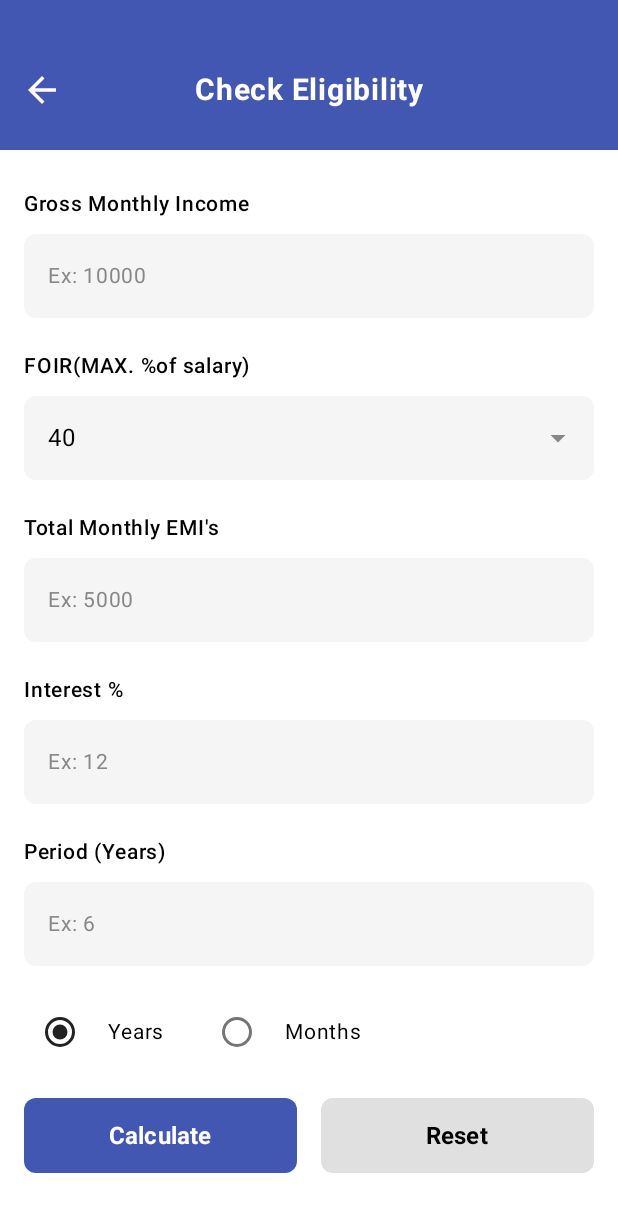
After one commit to sudaniDhruvin/AIOCalculator, an Android app built with Jetpack Compose: the composable CheckEligibilityScreen shown on its own in the app's theme, on a phone screen of 412 x 824 dp. The commit adds this screen. Shown: the top 1212 px of the screen. Run offline under Robolectric (Android 15) with nearby library versions, the phone set to English and light mode, and no system bars.

Commit message:
Add CheckEligibilityScreen and integrate into NavigationGraph for navigation

```diff
--- /dev/null
+++ b/app/src/main/java/com/example/aiocalculator/ui/loan/CheckEligibilityScreen.kt
@@ -0,0 +1,533 @@
+package com.example.aiocalculator.ui.loan
+
+import androidx.compose.animation.*
+import androidx.compose.animation.core.tween
+import androidx.compose.foundation.background
+import androidx.compose.foundation.clickable
+import androidx.compose.foundation.layout.*
+import androidx.compose.foundation.rememberScrollState
+import androidx.compose.foundation.shape.RoundedCornerShape
+import androidx.compose.foundation.verticalScroll
+import androidx.compose.material.icons.Icons
+import androidx.compose.material.icons.filled.ArrowBack
+import androidx.compose.material.icons.filled.ArrowDropDown
+import androidx.compose.material3.*
+import androidx.compose.runtime.*
+import androidx.compose.runtime.saveable.rememberSaveable
+import androidx.compose.ui.Alignment
+import androidx.compose.ui.Modifier
+import androidx.compose.ui.graphics.Color
+import androidx.compose.ui.text.font.FontWeight
+import androidx.compose.ui.text.style.TextAlign
+import androidx.compose.ui.unit.dp
+import androidx.compose.ui.unit.sp
+import kotlin.math.pow
+
+data class EligibilityResult(
+    val eligibleEMI: Double,
+    val eligibleLoanAmount: Double
+)
+
+enum class EligibilityPeriodType {
+    YEARS,
+    MONTHS
+}
+
+@Composable
+fun CheckEligibilityScreen(
+    onBackClick: () -> Unit
+) {
+    // State variables
+    var grossMonthlyIncome by rememberSaveable { mutableStateOf("") }
+    var foirPercent by rememberSaveable { mutableStateOf("40") }
+    var totalMonthlyEMIs by rememberSaveable { mutableStateOf("") }
+    var interestRate by rememberSaveable { mutableStateOf("") }
+    var period by rememberSaveable { mutableStateOf("") }
+    var periodTypeString by rememberSaveable { mutableStateOf(EligibilityPeriodType.YEARS.name) }
+    val periodType = remember(periodTypeString) {
+        EligibilityPeriodType.valueOf(periodTypeString)
+    }
+    var showResults by rememberSaveable { mutableStateOf(false) }
+    var eligibilityResult by rememberSaveable { mutableStateOf<EligibilityResult?>(null) }
+
+    Column(
+        modifier = Modifier
+            .fillMaxSize()
+            .background(Color.White)
+    ) {
+        // Header
+        CheckEligibilityHeader(onBackClick = onBackClick)
+
+        // Form Content
+        Column(
+            modifier = Modifier
+                .fillMaxSize()
+                .verticalScroll(rememberScrollState())
+                .padding(horizontal = 16.dp, vertical = 24.dp),
+            verticalArrangement = Arrangement.spacedBy(20.dp)
+        ) {
+            // Gross Monthly Income Input
+            EligibilityInputField(
+                label = "Gross Monthly Income",
+                placeholder = "Ex: 10000",
+                value = grossMonthlyIncome,
+                onValueChange = { grossMonthlyIncome = it }
+            )
+
+            // FOIR Dropdown
+            EligibilityFOIRDropdown(
+                label = "FOIR(MAX. %of salary)",
+                value = foirPercent,
+                onValueChange = { foirPercent = it }
+            )
+
+            // Total Monthly EMI's Input
+            EligibilityInputField(
+                label = "Total Monthly EMI's",
+                placeholder = "Ex: 5000",
+                value = totalMonthlyEMIs,
+                onValueChange = { totalMonthlyEMIs = it }
+            )
+
+            // Interest % Input
+            EligibilityInputField(
+                label = "Interest %",
+                placeholder = "Ex: 12",
+                value = interestRate,
+                onValueChange = { interestRate = it }
+            )
+
+            // Period Input
+            EligibilityInputField(
+                label = "Period (Years)",
+                placeholder = "Ex: 6",
+                value = period,
+                onValueChange = { period = it }
+            )
+
+            // Period Type Radio Buttons
+            Row(
+                modifier = Modifier.fillMaxWidth(),
+                horizontalArrangement = Arrangement.spacedBy(24.dp)
+            ) {
+                EligibilityPeriodTypeRadioButton(
+                    label = "Years",
+                    selected = periodType == EligibilityPeriodType.YEARS,
+                    onClick = { periodTypeString = EligibilityPeriodType.YEARS.name }
+                )
+                EligibilityPeriodTypeRadioButton(
+                    label = "Months",
+                    selected = periodType == EligibilityPeriodType.MONTHS,
+                    onClick = { periodTypeString = EligibilityPeriodType.MONTHS.name }
+                )
+            }
+
+            // Action Buttons
+            Row(
+                modifier = Modifier
+                    .fillMaxWidth()
+                    .padding(bottom = 16.dp),
+                horizontalArrangement = Arrangement.spacedBy(16.dp)
+            ) {
+                // Calculate Button
+                Button(
+                    onClick = {
+                        val result = calculateEligibility(
+                            grossMonthlyIncome,
+                            foirPercent,
+                            totalMonthlyEMIs,
+                            interestRate,
+                            period,
+                            periodType
+                        )
+                        if (result != null) {
+                            eligibilityResult = result
+                            showResults = true
+                        }
+                    },
+                    modifier = Modifier
+                        .weight(1f)
+                        .height(50.dp),
+                    colors = ButtonDefaults.buttonColors(
+                        containerColor = Color(0xFF4257B2)
+                    ),
+                    shape = RoundedCornerShape(8.dp)
+                ) {
+                    Text(
+                        text = "Calculate",
+                        fontSize = 16.sp,
+                        fontWeight = FontWeight.Bold,
+                        color = Color.White
+                    )
+                }
+
+                // Reset Button
+                Button(
+                    onClick = {
+                        grossMonthlyIncome = ""
+                        foirPercent = "40"
+                        totalMonthlyEMIs = ""
+                        interestRate = ""
+                        period = ""
+                        periodTypeString = EligibilityPeriodType.YEARS.name
+                        showResults = false
+                        eligibilityResult = null
+                    },
+                    modifier = Modifier
+                        .weight(1f)
+                        .height(50.dp),
+                    colors = ButtonDefaults.buttonColors(
+                        containerColor = Color(0xFFE0E0E0)
+                    ),
+                    shape = RoundedCornerShape(8.dp)
+                ) {
+                    Text(
+                        text = "Reset",
+                        fontSize = 16.sp,
+                        fontWeight = FontWeight.Bold,
+                        color = Color.Black
+                    )
+                }
+            }
+
+            // Results Section
+            AnimatedVisibility(
+                visible = showResults && eligibilityResult != null,
+                enter = expandVertically(
+                    animationSpec = tween(300),
+                    expandFrom = Alignment.Top
+                ) + fadeIn(
+                    animationSpec = tween(300)
+                ),
+                exit = shrinkVertically(
+                    animationSpec = tween(300),
+                    shrinkTowards = Alignment.Top
+                ) + fadeOut(
+                    animationSpec = tween(300)
+                )
+            ) {
+                eligibilityResult?.let { result ->
+                    Card(
+                        modifier = Modifier.fillMaxWidth(),
+                        shape = RoundedCornerShape(12.dp),
+                        colors = CardDefaults.cardColors(
+                            containerColor = Color(0xFFF7F7F7)
+                        ),
+                        elevation = CardDefaults.cardElevation(defaultElevation = 2.dp)
+                    ) {
+                        Column(
+                            modifier = Modifier
+                                .fillMaxWidth()
+                                .padding(20.dp),
+                            verticalArrangement = Arrangement.spacedBy(16.dp)
+                        ) {
+                            // Eligible EMI
+                            EligibilityResultRow(
+                                "Eligible EMI",
+                                formatCurrencyWithDecimal(result.eligibleEMI)
+                            )
+
+                            // Eligible Loan Amount
+                            EligibilityResultRow(
+                                "Eligible Loan Amount",
+                                formatCurrencyWithDecimal(result.eligibleLoanAmount)
+                            )
+                        }
+                    }
+                }
+            }
+        }
+    }
+}
+
+@Composable
+fun CheckEligibilityHeader(onBackClick: () -> Unit) {
+    Box(
+        modifier = Modifier
+            .fillMaxWidth()
+            .height(100.dp)
+            .background(Color(0xFF4257B2))
+    ) {
+        IconButton(
+            onClick = onBackClick,
+            modifier = Modifier
+                .size(48.dp)
+                .align(Alignment.CenterStart)
+                .padding(start = 8.dp, top = 20.dp)
+        ) {
+            Icon(
+                imageVector = Icons.Default.ArrowBack,
+                contentDescription = "Back",
+                tint = Color.White,
+                modifier = Modifier.size(28.dp)
+            )
+        }
+
+        Text(
+            text = "Check Eligibility",
+            color = Color.White,
+            fontSize = 20.sp,
+            fontWeight = FontWeight.Bold,
+            modifier = Modifier
+                .align(Alignment.Center)
+                .padding(top = 20.dp),
+            textAlign = TextAlign.Center
+        )
+    }
+}
+
+@Composable
+fun EligibilityInputField(
+    label: String,
+    placeholder: String,
+    value: String,
+    onValueChange: (String) -> Unit
+) {
+    Column {
+        Text(
+            text = label,
+            fontSize = 14.sp,
+            fontWeight = FontWeight.Medium,
+            color = Color.Black,
+            modifier = Modifier.padding(bottom = 8.dp)
+        )
+        OutlinedTextField(
+            value = value,
+            onValueChange = onValueChange,
+            placeholder = {
+                Text(
+                    text = placeholder,
+                    color = Color.Gray,
+                    fontSize = 14.sp
+                )
+            },
+            modifier = Modifier.fillMaxWidth(),
+            shape = RoundedCornerShape(8.dp),
+            colors = OutlinedTextFieldDefaults.colors(
+                unfocusedContainerColor = Color(0xFFF5F5F5),
+                focusedContainerColor = Color(0xFFF5F5F5),
+                unfocusedBorderColor = Color.Transparent,
+                focusedBorderColor = Color.Transparent
+            ),
+            singleLine = true
+        )
+    }
+}
+
+@Composable
+fun EligibilityFOIRDropdown(
+    label: String,
+    value: String,
+    onValueChange: (String) -> Unit
+) {
+    var expanded by remember { mutableStateOf(false) }
+    val foirOptions = listOf("35", "40", "45", "50", "55", "60", "65", "70", "75", "80", "85", "90", "95")
+
+    Column {
+        Text(
+            text = label,
+            fontSize = 14.sp,
+            fontWeight = FontWeight.Medium,
+            color = Color.Black,
+            modifier = Modifier.padding(bottom = 8.dp)
+        )
+        Box(
+            modifier = Modifier
+                .fillMaxWidth()
+                .clickable { expanded = !expanded }
+        ) {
+            OutlinedTextField(
+                value = value,
+                onValueChange = {},
+                readOnly = true,
+                enabled = false,
+                modifier = Modifier.fillMaxWidth(),
+                shape = RoundedCornerShape(8.dp),
+                colors = OutlinedTextFieldDefaults.colors(
+                    unfocusedContainerColor = Color(0xFFF5F5F5),
+                    focusedContainerColor = Color(0xFFF5F5F5),
+                    unfocusedBorderColor = Color.Transparent,
+                    focusedBorderColor = Color.Transparent,
+                    disabledContainerColor = Color(0xFFF5F5F5),
+                    disabledBorderColor = Color.Transparent,
+                    disabledTextColor = Color.Black
+                ),
+                trailingIcon = {
+                    Icon(
+                        imageVector = Icons.Default.ArrowDropDown,
+                        contentDescription = "Dropdown",
+                        tint = Color.Gray
+                    )
+                }
+            )
+        }
+
+        AnimatedVisibility(
+            visible = expanded,
+            enter = expandVertically(
+                animationSpec = tween(300),
+                expandFrom = Alignment.Top
+            ) + fadeIn(
+                animationSpec = tween(300)
+            ),
+            exit = shrinkVertically(
+                animationSpec = tween(300),
+                shrinkTowards = Alignment.Top
+            ) + fadeOut(
+                animationSpec = tween(300)
+            )
+        ) {
+            Card(
+                modifier = Modifier
+                    .fillMaxWidth()
+                    .padding(top = 4.dp),
+                shape = RoundedCornerShape(8.dp),
+                colors = CardDefaults.cardColors(
+                    containerColor = Color.White
+                ),
+                elevation = CardDefaults.cardElevation(defaultElevation = 4.dp)
+            ) {
+                Column {
+                    foirOptions.forEachIndexed { index, option ->
+                        Box(
+                            modifier = Modifier
+                                .fillMaxWidth()
+                                .clickable {
+                                    onValueChange(option)
+                                    expanded = false
+                                }
+                                .padding(horizontal = 16.dp, vertical = 12.dp)
+                        ) {
+                            Text(
+                                text = option,
+                                fontSize = 14.sp,
+                                color = Color.Black
+                            )
+                        }
+                        if (index < foirOptions.size - 1) {
+                            Divider(
+                                color = Color(0xFFE0E0E0),
+                                thickness = 1.dp
+                            )
+                        }
+                    }
+                }
+            }
+        }
+    }
+}
+
+@Composable
+fun EligibilityPeriodTypeRadioButton(
+    label: String,
+    selected: Boolean,
+    onClick: () -> Unit
+) {
+    Row(
+        modifier = Modifier
+            .clickable { onClick() },
+        verticalAlignment = Alignment.CenterVertically,
+        horizontalArrangement = Arrangement.spacedBy(8.dp)
+    ) {
+        RadioButton(
+            selected = selected,
+            onClick = onClick,
+            colors = RadioButtonDefaults.colors(
+                selectedColor = Color(0xFF222222),
+                unselectedColor = Color(0xFF757575)
+            )
+        )
+        Text(
+            text = label,
+            fontSize = 14.sp,
+            color = Color.Black,
+            fontWeight = FontWeight.Normal
+        )
+    }
+}
+
+@Composable
+fun EligibilityResultRow(
+    label: String,
+    value: String
+) {
+    Row(
+        modifier = Modifier.fillMaxWidth(),
+        horizontalArrangement = Arrangement.SpaceBetween,
+        verticalAlignment = Alignment.CenterVertically
+    ) {
+        Text(
+            text = label,
+            fontSize = 14.sp,
+            fontWeight = FontWeight.Normal,
+            color = Color.Black
+        )
+        Text(
+            text = value,
+            fontSize = 14.sp,
+            fontWeight = FontWeight.Bold,
+            color = Color.Black
+        )
+    }
+}
+
+fun calculateEligibility(
+    grossMonthlyIncome: String,
+    foirPercent: String,
+    totalMonthlyEMIs: String,
+    interestRate: String,
+    period: String,
+    periodType: EligibilityPeriodType
+): EligibilityResult? {
+    return try {
+        val income = grossMonthlyIncome.toDoubleOrNull() ?: return null
+        val foir = foirPercent.toDoubleOrNull() ?: return null
+        val existingEMIs = totalMonthlyEMIs.toDoubleOrNull() ?: 0.0
+        val rate = interestRate.toDoubleOrNull() ?: return null
+        val periodValue = period.toDoubleOrNull() ?: return null
+
+        if (income <= 0 || rate <= 0 || periodValue <= 0) return null
+
+        // Convert period to months
+        val totalMonths = if (periodType == EligibilityPeriodType.YEARS) {
+            (periodValue * 12).toInt()
+        } else {
+            periodValue.toInt()
+        }
+
+        // Calculate eligible EMI
+        // FOIR = (Total EMI / Gross Monthly Income) * 100
+        // Eligible EMI = (FOIR / 100) * Gross Monthly Income - Existing EMIs
+        val maxEMI = (foir / 100.0) * income
+        val eligibleEMI = maxEMI - existingEMIs
+
+        if (eligibleEMI <= 0) {
+            return EligibilityResult(
+                eligibleEMI = 0.0,
+                eligibleLoanAmount = 0.0
+            )
+        }
+
+        // Calculate eligible loan amount using EMI formula
+        // EMI = P * r * (1 + r)^n / ((1 + r)^n - 1)
+        // P = EMI * ((1 + r)^n - 1) / (r * (1 + r)^n)
+        val monthlyRate = rate / (12 * 100)
+
+        val eligibleLoanAmount = if (monthlyRate > 0) {
+            eligibleEMI * ((1 + monthlyRate).pow(totalMonths) - 1) / (monthlyRate * (1 + monthlyRate).pow(totalMonths))
+        } else {
+            eligibleEMI * totalMonths
+        }
+
+        EligibilityResult(
+            eligibleEMI = eligibleEMI,
+            eligibleLoanAmount = eligibleLoanAmount
+        )
+    } catch (e: Exception) {
+        null
+    }
+}
+
+private fun formatCurrencyWithDecimal(amount: Double): String {
+    return String.format("%,.2f", amount)
+}
```
Also changed, not shown: app/src/main/java/com/example/aiocalculator/ui/navigation/NavigationGraph.kt (+15 -1 lines).
